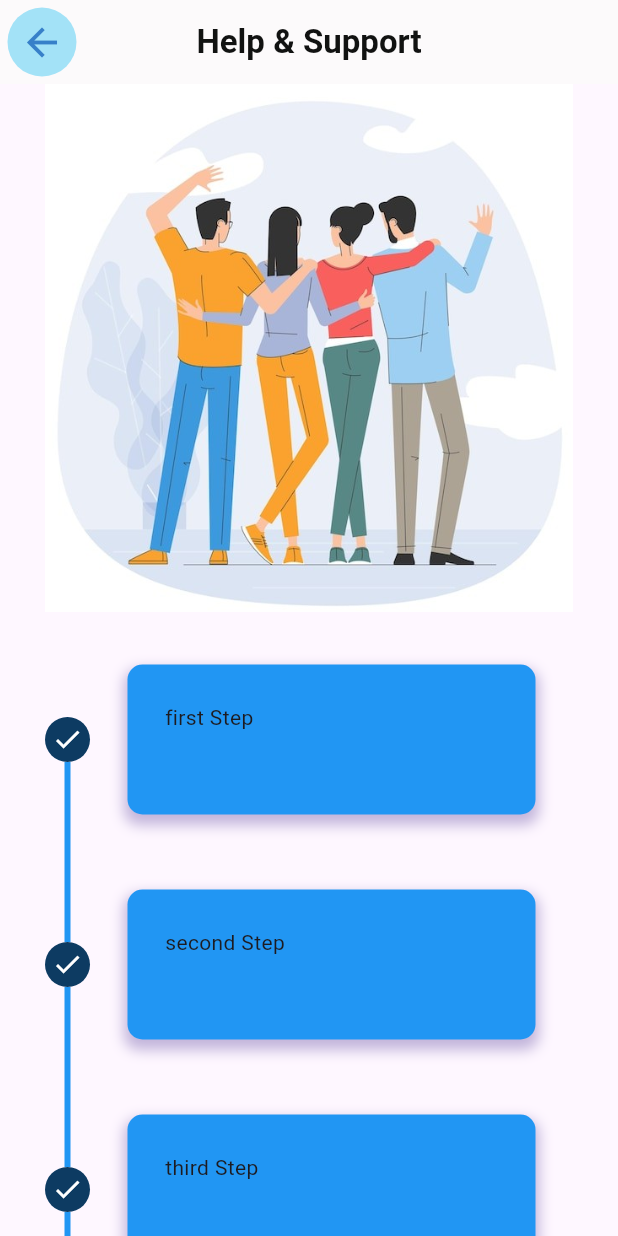
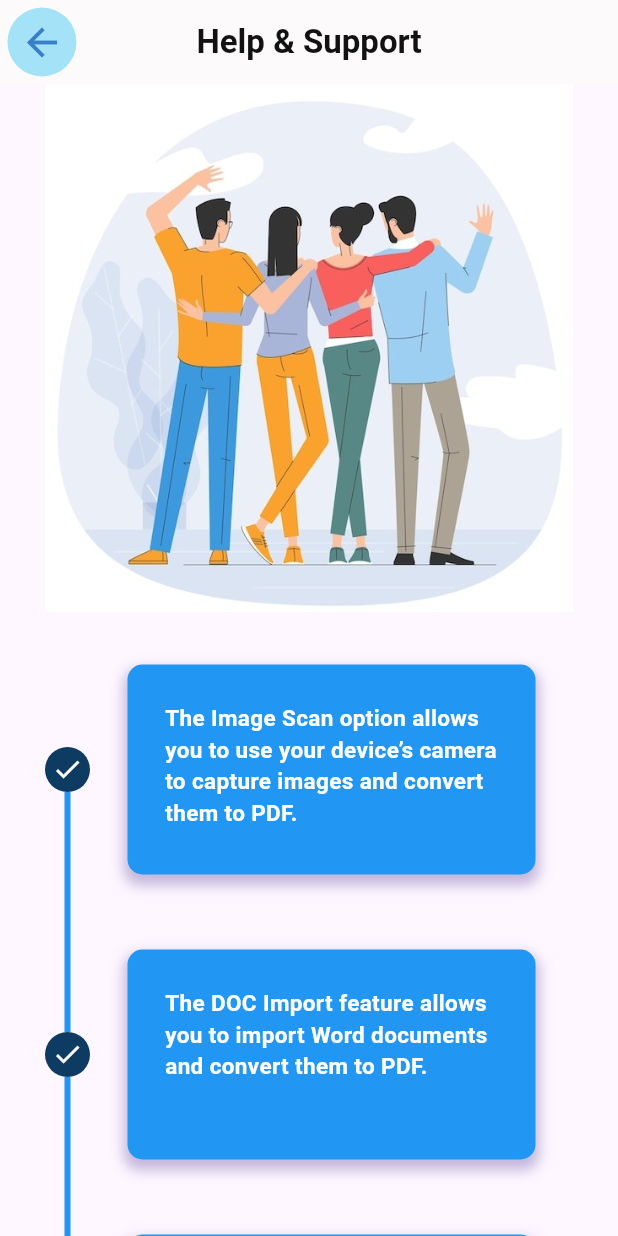
Before and after one commit to GihanSisiraKumara/PDF_Converter_Mobile_App, a Flutter app: the Helpcondition screen opened directly, on a phone screen of 412 x 824 dp. Run offline on Flutter 3.47's test engine with Material 3 defaults, Android fonts, the phone set to English and light mode, and no system bars; drawn by our look-alikes of timeline_tile; our stand-ins replace image_picker, lottie, permission_handler, scroll_snap_list, smooth_page_indicator; missing offline and left inert: mobile_scanner; Roboto replaces fonts that are missing (inter).

Commit message:
edit page design

```diff
--- a/lib/Screen/EventCard.dart
+++ b/lib/Screen/EventCard.dart
@@ -8,7 +8,7 @@ class Eventcard extends StatelessWidget {
   @override
   Widget build(BuildContext context) {
     return Container(
-      height: 100,
+      height: 150,
       margin: const EdgeInsets.all(25),
       padding: const EdgeInsets.all(25),
       decoration: BoxDecoration(
--- a/lib/Screen/HelpCondition.dart
+++ b/lib/Screen/HelpCondition.dart
@@ -50,25 +50,64 @@ class _HelpconditionState extends State<Helpcondition> {
                       isFirst: true,
                       isLast: false,
                       isPast: true,
-                      eventCard: Text('first Step'),
+                      eventCard: Text(
+                        'The Image Scan option allows you to use your device’s camera to capture images and convert them to PDF.',
+                        style: TextStyle(
+                          fontWeight: FontWeight.bold,
+                          color: Colors.white,
+                          fontSize: 15,
+                        ),
+                      ),
                     ),
                     Mytimeline(
                       isFirst: false,
                       isLast: false,
                       isPast: true,
-                      eventCard: Text('second Step'),
+                      eventCard: Text(
+                        'The DOC Import feature allows you to import Word documents and convert them to PDF.',
+                        style: TextStyle(
+                          fontWeight: FontWeight.bold,
+                          color: Colors.white,
+                          fontSize: 15,
+                        ),
+                      ),
                     ),
                     Mytimeline(
                       isFirst: false,
                       isLast: false,
                       isPast: false,
-                      eventCard: Text('third Step'),
+                      eventCard: Text(
+                        'The PDF View feature allows you to open, view, and interact with PDF files',
+                        style: TextStyle(
+                          fontWeight: FontWeight.bold,
+                          color: Colors.white,
+                          fontSize: 15,
+                        ),
+                      ),
+                    ),
+                    Mytimeline(
+                      isFirst: false,
+                      isLast: false,
+                      isPast: false,
+                      eventCard: Text(
+                          'The Image Convert option allows you to convert images stored on your device into PDF files.',
+                          style: TextStyle(
+                            fontWeight: FontWeight.bold,
+                            color: Colors.white,
+                            fontSize: 15,
+                          )),
                     ),
                     Mytimeline(
                       isFirst: false,
                       isLast: true,
                       isPast: false,
-                      eventCard: Text('forth Step'),
+                      eventCard: Text(
+                          'The PDF Merge option allows you to combine multiple PDF files into a single document.',
+                          style: TextStyle(
+                            fontWeight: FontWeight.bold,
+                            color: Colors.white,
+                            fontSize: 15,
+                          )),
                     ),
                   ],
                 ),
--- a/lib/Screen/MyTimeLine.dart
+++ b/lib/Screen/MyTimeLine.dart
@@ -17,7 +17,7 @@ class Mytimeline extends StatelessWidget {
   @override
   Widget build(BuildContext context) {
     return SizedBox(
-      height: 150,
+      height: 190,
       child: TimelineTile(
         isFirst: isFirst,
         isLast: isLast,
```
Also changed, not shown: lib/Screen/About.dart (+18 -10 lines).
